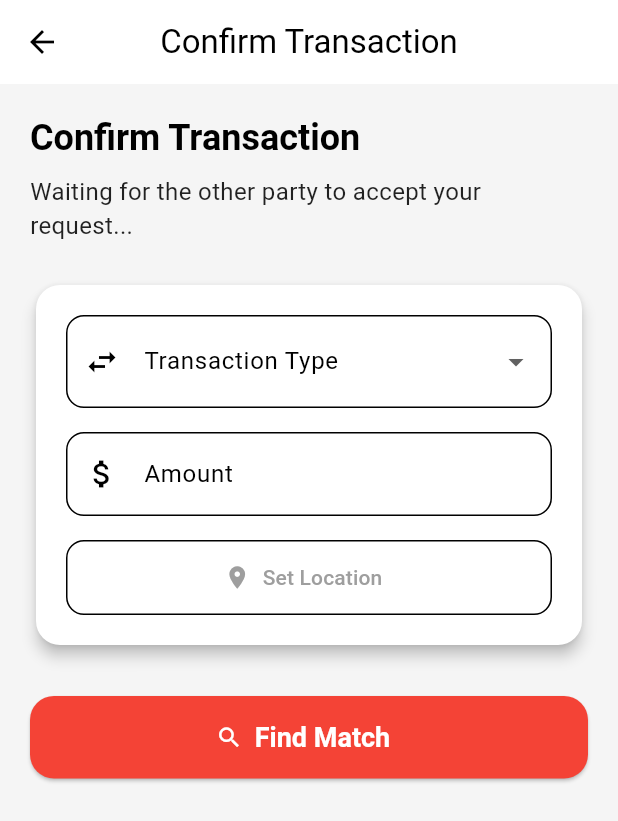
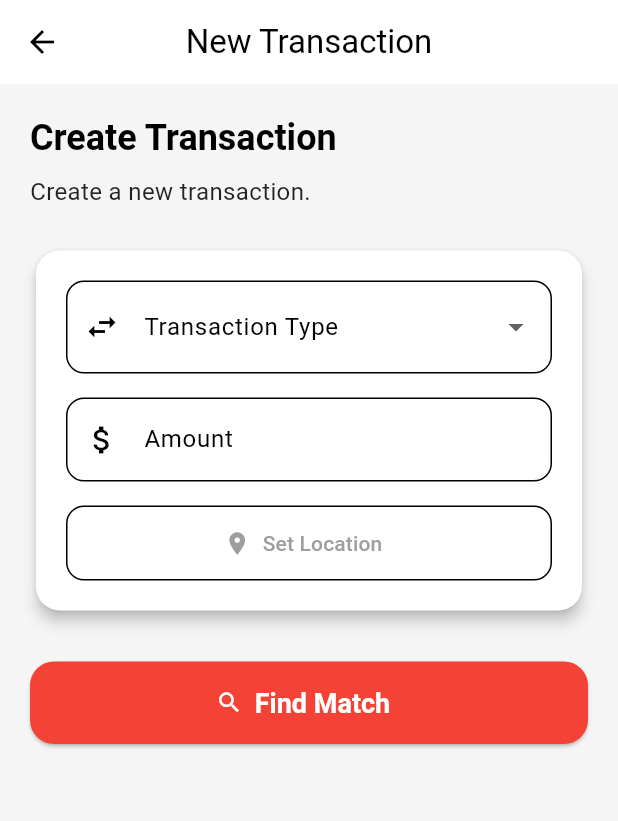
Before and after one commit to aboallam1/cach_link, a Flutter app: the TransactionScreen screen opened by its route, on a phone screen of 412 x 824 dp. Shown: the top 821 px of the screen. Run offline on Flutter 3.47's test engine with Material 3 defaults, Android fonts, the phone set to English and light mode, and no system bars; our stand-ins replace cloud_firestore, firebase_auth, firebase_core, image_picker, location; accounts and stored records are empty; Roboto replaces fonts that are missing (SansSerif).

Commit message:
update localization for transaction and match screens

```diff
--- a/lib/l10n/app_localizations.dart
+++ b/lib/l10n/app_localizations.dart
@@ -40,7 +40,7 @@ class AppLocalizations {
       'rejected': 'Rejected',
       'canceled': 'Canceled',
       'requested': 'Requested',
-      'transactionHistory': 'Transaction History',
+      'transactionHistory': 'Transactions History',
       'noTransactions': 'No transactions yet.',
       'details': 'Details',
       'name': 'Name',
@@ -72,6 +72,13 @@ class AppLocalizations {
       'cancel': 'Cancel',
       'verify': 'Verify',
       'transactionType': 'Transaction Type',
+      'save': 'Save',
+      'filterBy': 'Filter By',
+      'changeLanguage': 'Change Language',
+      'Matches': 'Matches',
+      'Create Transaction': 'Create Transaction',
+      'New Transaction': 'New Transaction',
+      'descriptionOfNewTransaction': 'Create a new transaction.',
     },
     'ar': {
       'appTitle': 'كاش لينك',
@@ -111,7 +118,7 @@ class AppLocalizations {
       'meetingWarning': 'اجتمع في مكان عام. لا تسلم النقود قبل تأكيد التحويل.',
       'exchangeRequestFrom': 'طلب تبادل من:',
       'cashReceived': 'النقود المستلمة',
-      'instapayTransferred': 'تم التحويل عبر إنستاباي',
+      'instapayTransferred': 'تم التحويل ',
       'exchangeCompleted': 'تمت عملية التبادل ✅',
       'counterpartyDetails': 'تفاصيل الطرف الآخر',
       'locationNotShared': 'لم يتم مشاركة موقعك ',
@@ -127,6 +134,13 @@ class AppLocalizations {
       'cancel': 'إلغاء',
       'verify': 'تأكيد',
       'transactionType': 'نوع المعاملة',
+      'save': 'حفظ',
+      'filterBy': 'اعطي اولوية ل',
+      'changeLanguage': 'غير اللغة',
+      'Matches': 'الطلبات المتشابهة',
+      'Create Transaction': 'إنشاء معاملة',
+      'New Transaction': 'معاملة جديدة',
+      'descriptionOfNewTransaction': 'قم بإنشاء معاملة جديدة.',
     },
   };
 
@@ -146,7 +160,7 @@ class AppLocalizations {
   String get login => _t('login');
   String get signup => _t('signup');
   String get logout => _t('logout');
-  String get changeLanguage => _t('changeLanguage');
+  String get filterBy => _t('filterBy');
   String get waitingForOther => _t('waitingForOther');
   String get agreementTitle => _t('agreementTitle');
   String get confirmTransaction => _t('confirmTransaction');
@@ -192,6 +206,12 @@ class AppLocalizations {
   String get cancel => _t('cancel');
   String get verify => _t('verify');
   String get transactionType => _t('transactionType');
+  String get save => _t('save');
+  String get changeLanguage => _t('changeLanguage');
+  String get Matches => _t('Matches');
+  String get CreateTransaction => _t('Create Transaction');
+  String get NewTransaction => _t('New Transaction');
+  String get descriptionOfNewTransaction => _t('descriptionOfNewTransaction');
 }
 
 class _AppLocalizationsDelegate
--- a/lib/screens/match_screen.dart
+++ b/lib/screens/match_screen.dart
@@ -157,7 +157,7 @@ class _MatchScreenState extends State<MatchScreen> {
     }
 
     return Scaffold(
-      appBar: AppBar(title: Text(loc.notifications)), // Use a new key if you want "Matches"
+      appBar: AppBar(title: Text(loc.Matches)), // Use a new key if you want "Matches"
       body: Column(
         children: [
           // Filter
@@ -166,7 +166,7 @@ class _MatchScreenState extends State<MatchScreen> {
             child: DropdownButtonFormField<String>(
               value: _filterType,
               decoration: InputDecoration(
-                labelText: loc.changeLanguage, // Or add a new key for "Filter By"
+                labelText: loc.filterBy,
                 border: OutlineInputBorder(borderRadius: BorderRadius.circular(12)),
               ),
               items: [
--- a/lib/screens/transaction_screen.dart
+++ b/lib/screens/transaction_screen.dart
@@ -74,7 +74,7 @@ class _TransactionScreenState extends State<TransactionScreen> {
     return Scaffold(
       backgroundColor: Colors.grey[100],
       appBar: AppBar(
-        title: Text(loc.confirmTransaction), // Or add a new key for "New Transaction"
+        title: Text(loc.NewTransaction), // Use getter, not property with space
         elevation: 0,
         centerTitle: true,
       ),
@@ -85,14 +85,14 @@ class _TransactionScreenState extends State<TransactionScreen> {
           children: [
             // Header
             Text(
-              loc.confirmTransaction, // Or add a new key for "Create Transaction"
+              loc.CreateTransaction, // Use getter, not property with space
               style: theme.textTheme.headlineSmall!.copyWith(
                 fontWeight: FontWeight.bold,
               ),
             ),
             const SizedBox(height: 8),
             Text(
-              loc.waitingForOther, // Or add a new key for the description
+              loc.descriptionOfNewTransaction,
               style: theme.textTheme.bodyMedium,
             ),
             const SizedBox(height: 24),
```
